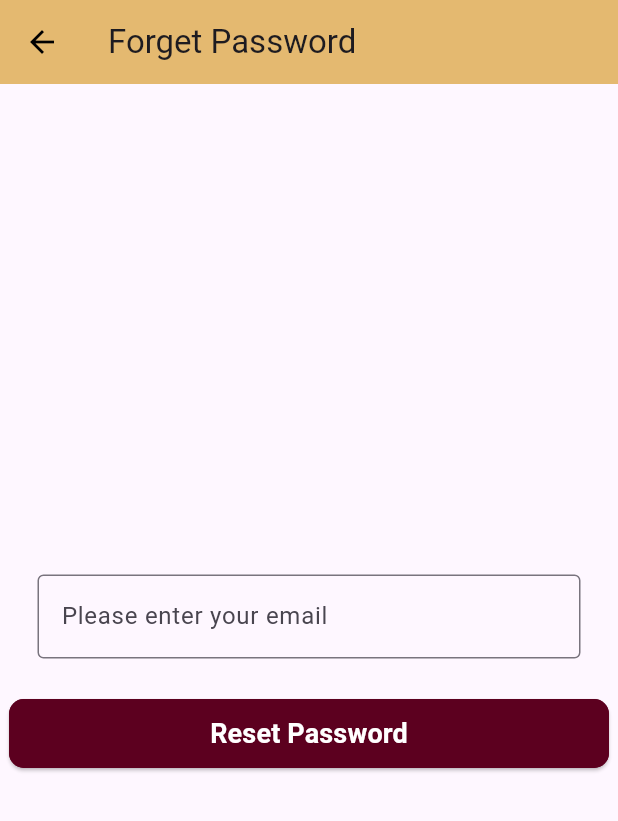
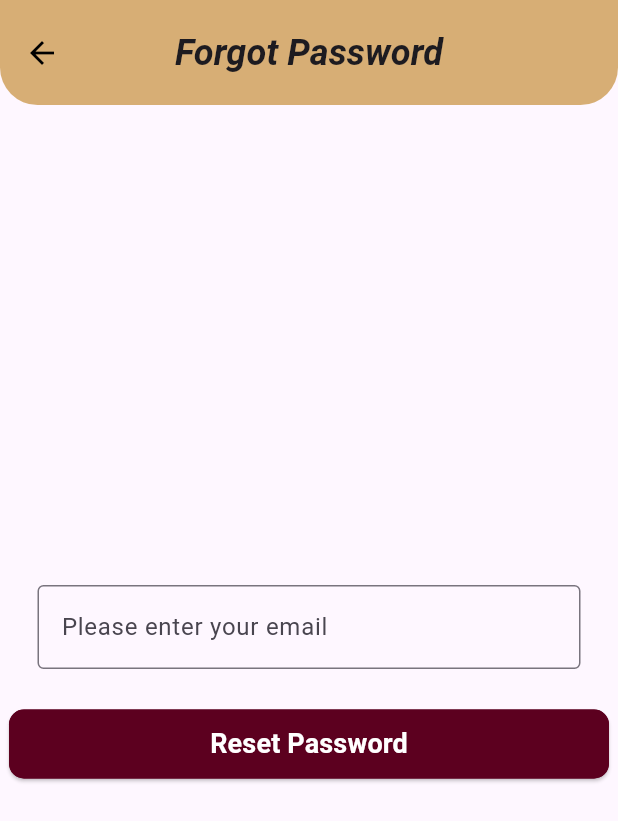
Before and after one commit to itsnamy/gradgigs, a Flutter app: the screen it shows after launch, after a tap on "Forgot Password?", on a phone screen of 412 x 824 dp. Shown: the top 821 px of the screen. Run offline on Flutter 3.47's test engine with Material 3 defaults, Android fonts, the phone set to English and light mode, and no system bars; our stand-ins replace animated_splash_screen, firebase_core; missing offline and left inert: flutterflow_ui; accounts and stored records are empty; Roboto replaces fonts that are missing (Contrail One).

Commit message:
Colour and Appbar

```diff
--- a/lib/view/authentication/forgot_password.dart
+++ b/lib/view/authentication/forgot_password.dart
@@ -1,10 +1,23 @@
 import 'package:flutter/material.dart';
 import 'package:gradgigs/view/authentication/login.dart';
 import 'package:gradgigs/service/auth_validator.dart';
+import 'package:gradgigs/view/user_profile/apl_profile.dart';
+import 'package:gradgigs/model/req_profile_model.dart';
+import 'package:gradgigs/model/apl_profile_model.dart';
+
 
 
 class ForgotPasswordPage extends StatefulWidget {
+
+  // final ApplicantProfile? applicant;
+  // final ReqruiterProfile? recruiter;
+
   const ForgotPasswordPage({super.key});
+
+    // const ForgotPasswordPage.forRecruiter({super.key, required this.applicant}) : recruiter = null;
+
+    // const ForgotPasswordPage.forApplicant({super.key, required this.recruiter}) : applicant = null;
+
 
   @override
   State<ForgotPasswordPage> createState() => _ForgotPasswordPageState();
@@ -18,9 +31,33 @@ class _ForgotPasswordPageState extends State<ForgotPasswordPage> {
   Widget build(BuildContext context) {
     return Scaffold(
       appBar: AppBar(
-        title: const Text("Forget Password"),
+        title: const Text(
+          'Forgot Password',
+          style: TextStyle(
+            fontStyle: FontStyle.italic,
+            fontWeight: FontWeight.bold,
+            fontSize: 24,
+          ),
+        ),
+        toolbarHeight: 70,
+        shape: const RoundedRectangleBorder(
+          borderRadius: BorderRadius.only(
+            bottomRight: Radius.circular(25),
+            bottomLeft: Radius.circular(25),
+          ),
+        ),
+        elevation: 5,
+        centerTitle: true,
+        leading: IconButton(
+          icon: const Icon(Icons.arrow_back),
+          onPressed: () {
+            Navigator.pop(
+                context); //change to navigator.pop(). go to previous page
+          },
+        ),
       ),
       body: Form(
+        key: _formkey,
         child: Column(
           crossAxisAlignment: CrossAxisAlignment.center,
           mainAxisAlignment: MainAxisAlignment.center,
@@ -39,6 +76,15 @@ class _ForgotPasswordPageState extends State<ForgotPasswordPage> {
               width: 400,
               child: ElevatedButton(
                 onPressed: () {
+
+                  // if (_formkey.currentState!.validate()) {
+                  //               loginPage(context);
+                  //             } else {
+                  //               ScaffoldMessenger.of(context).showSnackBar(
+                  //                   const SnackBar(
+                  //                       content: Text('Please fill input')));
+                  //             }
+
                   Navigator.push(
                   context,
                   MaterialPageRoute(
--- a/lib/view/authentication/login.dart
+++ b/lib/view/authentication/login.dart
@@ -129,7 +129,7 @@ class _LoginPageState extends State<LoginPage> {
               child: const Text(
                 'Forgot Password?',
                 style: TextStyle(
-                  color: Color.fromRGBO(48, 63, 159, 1),
+                  color: Color.fromRGBO(131, 131, 131, 0.929),
                   fontWeight: FontWeight.bold,
                 ),
               ),
```
